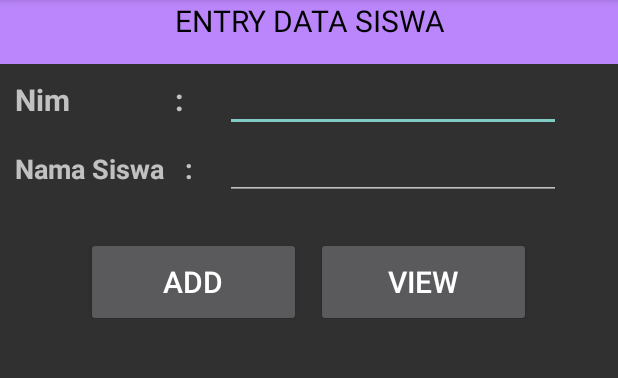
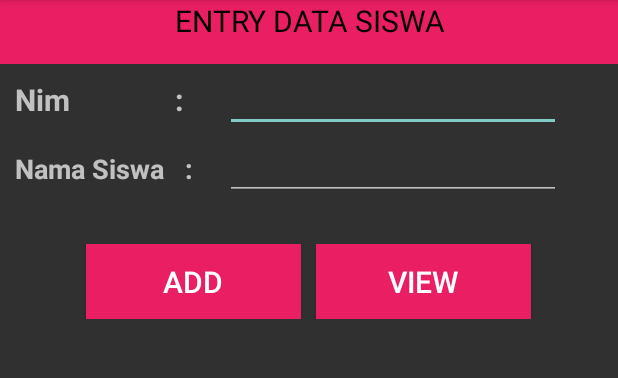
Before and after one commit to NAFISAKHALLY/AplikasiFirebase, an Android app: the screen it shows after launch (MainActivity), on a phone screen of 412 x 824 dp, the part 84-462 px from its top. Run offline under Robolectric (Android 15) with nearby library versions, the phone set to English and light mode, and no system bars; our stand-ins replace Firebase (no records; nobody signed in at launch, a user with empty details on screens opened directly).

```diff
--- a/app/src/main/res/layout/activity_main.xml
+++ b/app/src/main/res/layout/activity_main.xml
@@ -13,12 +13,12 @@
         android:text="ENTRY DATA SISWA"
         android:textSize="20dp"
         android:textAlignment="center"
-        android:background="@color/purple_200"
+        android:background="@color/main"
         android:textColor="@color/black"
         />
     <View
         android:layout_width="match_parent"
-        android:background="@color/purple_200"
+        android:background="@color/main"
         android:layout_height="15dp">
 
     </View>
@@ -79,6 +79,7 @@
             android:layout_width="143dp"
             android:layout_height="60dp"
             android:text="ADD"
+            android:background="@color/main"
             android:textSize="20dp"
             />
         <View
@@ -89,6 +90,7 @@
             android:layout_width="143dp"
             android:layout_height="60dp"
             android:text="VIEW"
+            android:background="@color/main"
             android:textSize="20dp"
             />
 
--- a/app/src/main/res/values/colors.xml
+++ b/app/src/main/res/values/colors.xml
@@ -7,4 +7,5 @@
     <color name="teal_700">#FF018786</color>
     <color name="black">#FF000000</color>
     <color name="white">#FFFFFFFF</color>
+    <color name="main">#E91E63</color>
 </resources>
--- a/build.gradle
+++ b/build.gradle
@@ -1,6 +1,6 @@
 buildscript {
     dependencies {
-        classpath 'com.google.gms:google-services:4.3.3'
+        classpath 'com.google.gms:google-services:4.3.10'
     }
 }// Top-level build file where you can add configuration options common to all sub-projects/modules.
 plugins {
```
Also changed, not shown: 1 other file.
